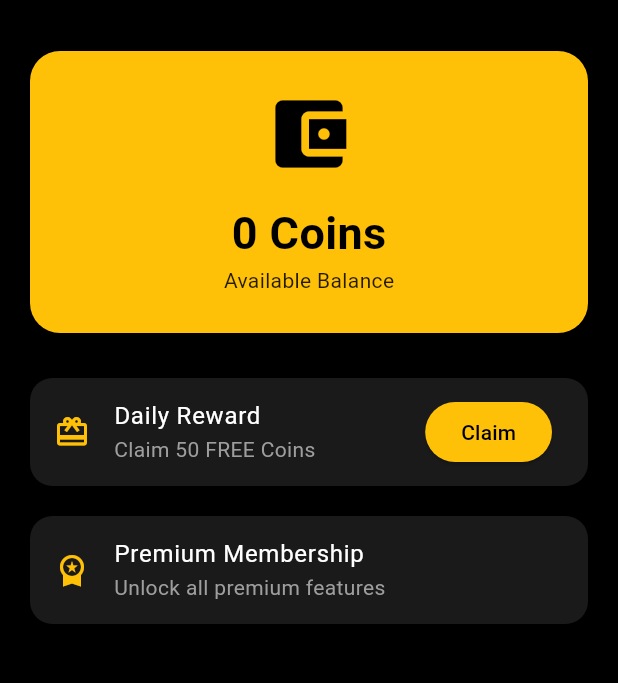
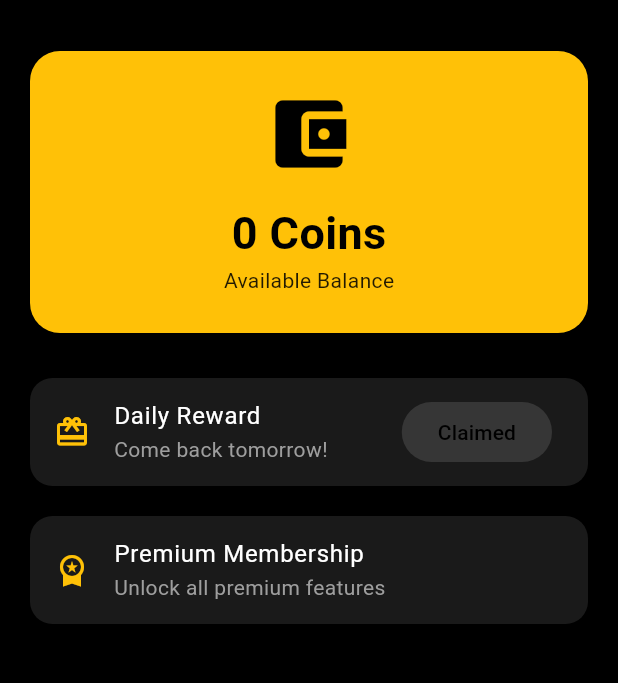
Before and after one commit to sadiqmahammad13-bit/big-dream-app, a Flutter app: the WalletScreen screen opened directly, on a phone screen of 412 x 824 dp, the part 63-746 px from its top. Run offline on Flutter 3.47's test engine with Material 3 defaults, Android fonts, the phone set to English and light mode, and no system bars; our stand-ins replace cloud_firestore, firebase_auth, firebase_core; accounts and stored records are empty.

Commit message:
Implement daily claim logic for rewards
Added a method to check if the user can claim rewards based on the last claim timestamp. Updated the UI to reflect the claim status and adjusted the button behavior accordingly.

```diff
--- a/lib/screens/wallet_screen.dart
+++ b/lib/screens/wallet_screen.dart
@@ -12,6 +12,13 @@ class WalletScreen extends StatefulWidget {
 class _WalletScreenState extends State<WalletScreen> {
   bool isClaiming = false;
 
+  bool canClaimToday(Timestamp? lastClaim) {
+    if (lastClaim == null) return true;
+    final last = lastClaim.toDate();
+    final now = DateTime.now();
+    return now.difference(last).inHours >= 24;
+  }
+
   Future<void> claimReward(int currentCoins) async {
     final user = FirebaseAuth.instance.currentUser;
     if (user == null) return;
@@ -25,6 +32,7 @@ class _WalletScreenState extends State<WalletScreen> {
         .doc(user.uid)
         .update({
       'coins': currentCoins + 50,
+      'lastClaim': FieldValue.serverTimestamp(),
     });
 
     setState(() {
@@ -76,6 +84,8 @@ class _WalletScreenState extends State<WalletScreen> {
 
                 final data = snapshot.data!.data() as Map<String, dynamic>?;
                 final coins = data?['coins'] ?? 0;
+                final lastClaim = data?['lastClaim'] as Timestamp?;
+                final canClaim = canClaimToday(lastClaim);
 
                 return SingleChildScrollView(
                   padding: const EdgeInsets.all(20),
@@ -125,15 +135,19 @@ class _WalletScreenState extends State<WalletScreen> {
                           "Daily Reward",
                           style: TextStyle(color: Colors.white),
                         ),
-                        subtitle: const Text(
-                          "Claim 50 FREE Coins",
-                          style: TextStyle(color: Colors.grey),
+                        subtitle: Text(
+                          canClaim
+                              ? "Claim 50 FREE Coins"
+                              : "Come back tomorrow!",
+                          style: const TextStyle(color: Colors.grey),
                         ),
                         trailing: ElevatedButton(
-                          onPressed:
-                              isClaiming ? null : () => claimReward(coins),
+                          onPressed: (isClaiming || !canClaim)
+                              ? null
+                              : () => claimReward(coins),
                           style: ElevatedButton.styleFrom(
-                            backgroundColor: Colors.amber,
+                            backgroundColor:
+                                canClaim ? Colors.amber : Colors.grey,
                           ),
                           child: isClaiming
                               ? const SizedBox(
@@ -144,9 +158,9 @@ class _WalletScreenState extends State<WalletScreen> {
                                     strokeWidth: 2,
                                   ),
                                 )
-                              : const Text(
-                                  "Claim",
-                                  style: TextStyle(color: Colors.black),
+                              : Text(
+                                  canClaim ? "Claim" : "Claimed",
+                                  style: const TextStyle(color: Colors.black),
                                 ),
                         ),
                       ),
```
